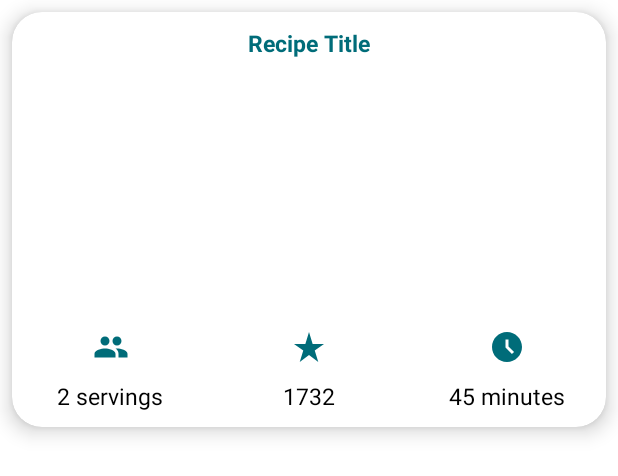
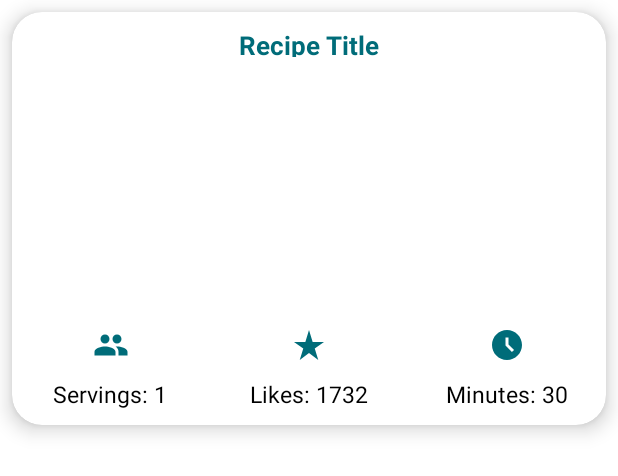
Before and after one commit to SashaKuechenmeister1/Mixipe-Final-Year-Project-, an Android app: the layout list_recipe.xml on its own in the app's theme, with its tools: preview values and no code run, on a phone screen of 412 x 824 dp. Shown: the top 476 px of the screen. Run offline under Robolectric (Android 15) with nearby library versions, the phone set to English and light mode, and no system bars.

```diff
--- a/Mixipe/app/src/main/java/com/example/mixipe/Adapters/RecipeAdapter.java
+++ b/Mixipe/app/src/main/java/com/example/mixipe/Adapters/RecipeAdapter.java
@@ -37,9 +37,9 @@ public class RecipeAdapter extends RecyclerView.Adapter<RecipeViewHolder>{
     public void onBindViewHolder(@NonNull RecipeViewHolder holder, int position) {
         holder.TitleView.setText(list.get(position).title);
         holder.TitleView.setSelected(true);
-        holder.rating.setText(list.get(position).aggregateLikes+" Likes");
-        holder.servings_size.setText(list.get(position).servings+" Servings");
-        holder.cooking_time.setText(list.get(position).readyInMinutes+" Minutes");
+        holder.rating.setText("Likes: "+list.get(position).aggregateLikes);
+        holder.servings_size.setText("Servings: "+list.get(position).servings);
+        holder.cooking_time.setText("Minutes: "+list.get(position).readyInMinutes);
 
         Picasso.get().load(list.get(position).image).into(holder.RecipeImageView);
     }
--- a/Mixipe/app/src/main/java/com/example/mixipe/RequestManager.java
+++ b/Mixipe/app/src/main/java/com/example/mixipe/RequestManager.java
@@ -26,7 +26,7 @@ public class RequestManager {
 
     public void getRandomRecipe(RandomRecipeListener listener){
         RandomRecipeCall randomRecipeCall = retrofit.create(RandomRecipeCall.class);
-        Call<apiRandomRecipe> call = randomRecipeCall.RandomRecipeCall(context.getString(R.string.apiKey), "50");
+        Call<apiRandomRecipe> call = randomRecipeCall.RandomRecipeCall(context.getString(R.string.apiKey), "5");
         call.enqueue(new Callback<apiRandomRecipe>() {
             @Override
             public void onResponse(Call<apiRandomRecipe> call, Response<apiRandomRecipe> response) {
--- a/Mixipe/app/src/main/res/layout/activity_main.xml
+++ b/Mixipe/app/src/main/res/layout/activity_main.xml
@@ -36,8 +36,8 @@
         android:layout_width="0dp"
         android:layout_height="wrap_content"
         android:background="@color/purple_700"
-        app:itemIconTint="@color/purple_500"
-        app:itemTextColor="@color/white"
+        app:itemTextColor="@drawable/selector"
+        app:itemIconTint="@drawable/selector"
         app:layout_behavior="@string/hide_bottom_view_on_scroll_behavior"
         app:layout_constraintBottom_toBottomOf="parent"
         app:layout_constraintLeft_toLeftOf="parent"
--- a/Mixipe/app/src/main/res/layout/list_recipe.xml
+++ b/Mixipe/app/src/main/res/layout/list_recipe.xml
@@ -13,20 +13,21 @@
         android:layout_width="match_parent"
         android:layout_height="wrap_content"
         android:orientation="vertical">
+
         <TextView
             android:id="@+id/TitleView"
-            android:text="Recipe Title"
-            android:singleLine="true"
+            android:layout_width="match_parent"
+            android:layout_height="40dp"
             android:ellipsize="marquee"
             android:marqueeRepeatLimit="marquee_forever"
+            android:padding="10dp"
             android:scrollHorizontally="true"
-            android:textStyle="bold"
-            android:textSize="15dp"
-            android:padding="10dp"
+            android:singleLine="true"
+            android:text="Recipe Title"
             android:textAlignment="center"
             android:textColor="@color/purple_700"
-            android:layout_width="match_parent"
-            android:layout_height="wrap_content"/>
+            android:textSize="17sp"
+            android:textStyle="bold" />
 
         <ImageView
             android:id="@+id/RecipeImageView"
@@ -50,9 +51,9 @@
                     android:layout_height="wrap_content"/>
                 <TextView
                     android:id="@+id/servings_size"
-                    android:textSize="15dp"
+                    android:textSize="15sp"
                     android:padding="10dp"
-                    android:text="2 servings"
+                    android:text="Servings: 1"
                     android:textColor="@color/black"
                     android:layout_width="wrap_content"
                     android:layout_height="wrap_content"/>
@@ -69,9 +70,9 @@
                     android:layout_height="wrap_content"/>
                 <TextView
                     android:id="@+id/rating"
-                    android:textSize="15dp"
+                    android:textSize="15sp"
                     android:padding="10dp"
-                    android:text="1732"
+                    android:text="Likes: 1732"
                     android:textColor="@color/black"
                     android:layout_width="wrap_content"
                     android:layout_height="wrap_content"/>
@@ -90,7 +91,7 @@
                     android:id="@+id/cooking_time"
                     android:textSize="15dp"
                     android:padding="10dp"
-                    android:text="45 minutes"
+                    android:text="Minutes: 30"
                     android:textColor="@color/black"
                     android:layout_width="wrap_content"
                     android:layout_height="wrap_content"/>
@@ -98,5 +99,4 @@
         </LinearLayout>
     </LinearLayout>
 
-
 </androidx.cardview.widget.CardView>
```
Also changed, not shown: Mixipe/app/src/main/java/com/example/mixipe/MainActivity.java (+8 -7 lines), Mixipe/app/src/main/java/com/example/mixipe/Search.java (+6 -1 lines), Mixipe/app/src/main/res/layout/activity_search.xml (+23 -4 lines).
